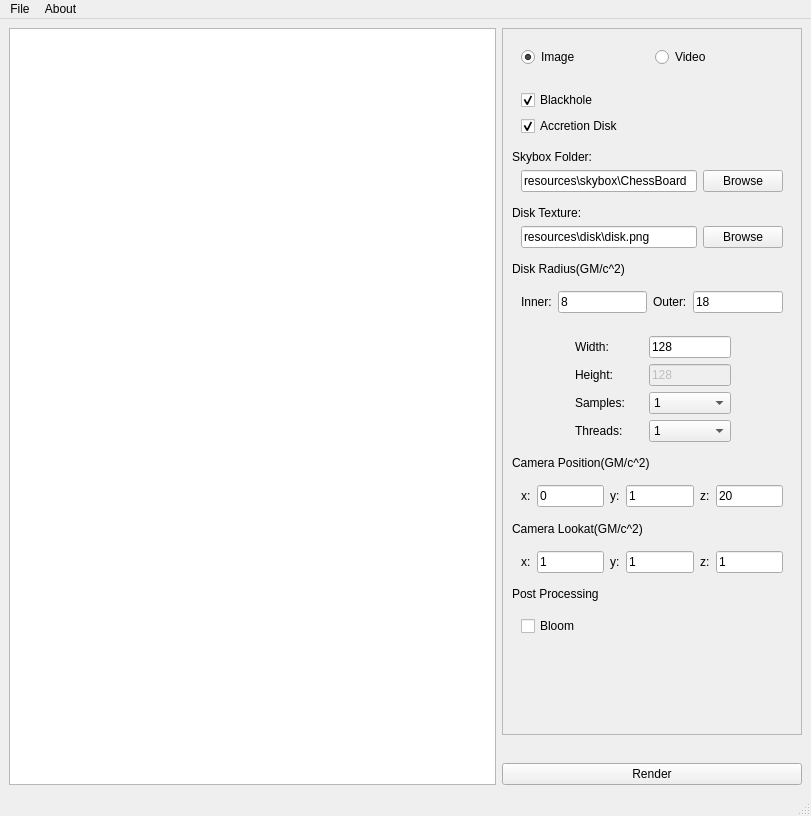
First picture: the form in src/gui/main_window.ui, repository evopen/blackness, before the edit.
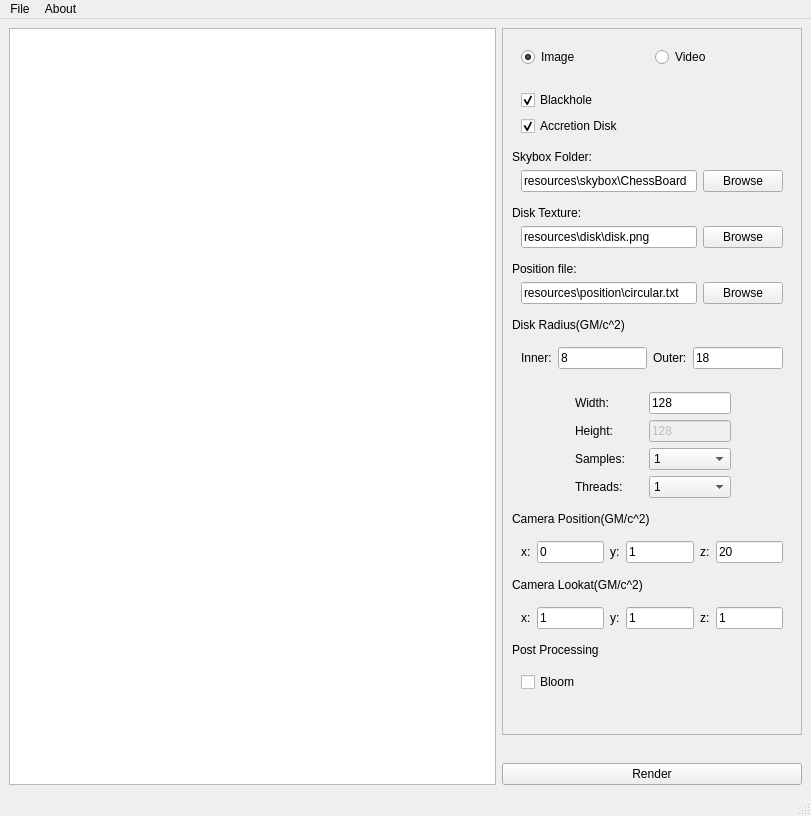
Second picture: the form after the edit.

What changed in the file:
```diff
--- a/src/gui/main_window.ui
+++ b/src/gui/main_window.ui
@@ -54,9 +54,9 @@
           <property name="geometry">
            <rect>
             <x>0</x>
-            <y>0</y>
+            <y>-17</y>
             <width>277</width>
-            <height>699</height>
+            <height>765</height>
            </rect>
           </property>
           <layout class="QVBoxLayout" name="verticalLayout_9">
@@ -208,6 +208,54 @@
              </layout>
             </widget>
            </item>
+           <item>
+            <widget class="QWidget" name="widget_15" native="true">
+             <layout class="QVBoxLayout" name="verticalLayout_12">
+              <property name="leftMargin">
+               <number>0</number>
+              </property>
+              <property name="topMargin">
+               <number>0</number>
+              </property>
+              <property name="rightMargin">
+               <number>0</number>
+              </property>
+              <property name="bottomMargin">
+               <number>0</number>
+              </property>
+              <item>
+               <widget class="QLabel" name="label_19">
+                <property name="text">
+                 <string>Position file:</string>
+                </property>
+               </widget>
+              </item>
+              <item>
+               <widget class="QWidget" name="widget_16" native="true">
+                <layout class="QHBoxLayout" name="horizontalLayout_9">
+                 <property name="topMargin">
+                  <number>0</number>
+                 </property>
+                 <item>
+                  <widget class="QLineEdit" name="pos_browser_lineedit">
+                   <property name="text">
+                    <string>resources\position\circular.txt</string>
+                   </property>
+                  </widget>
+                 </item>
+                 <item>
+                  <widget class="QPushButton" name="pos_browser_button">
+                   <property name="text">
+                    <string>Browse</string>
+                   </property>
+                  </widget>
+                 </item>
+                </layout>
+               </widget>
+              </item>
+             </layout>
+            </widget>
+           </item>
            <item>
             <widget class="QWidget" name="disk_radius_widget" native="true">
              <layout class="QVBoxLayout" name="verticalLayout_8">
```
